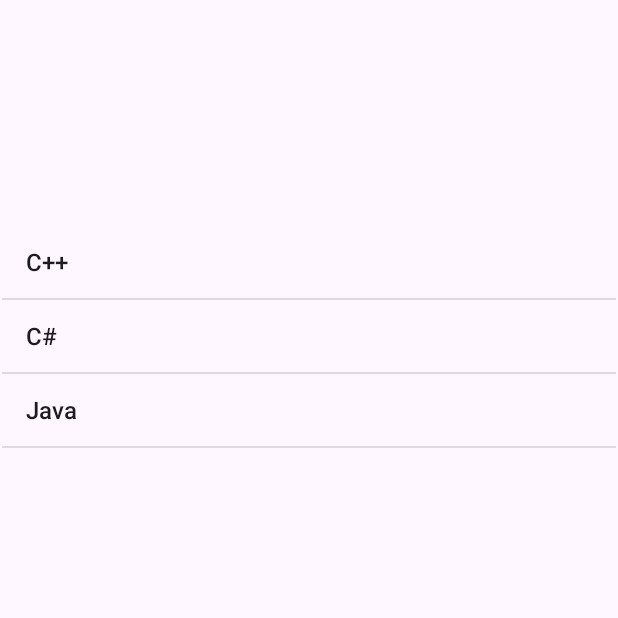
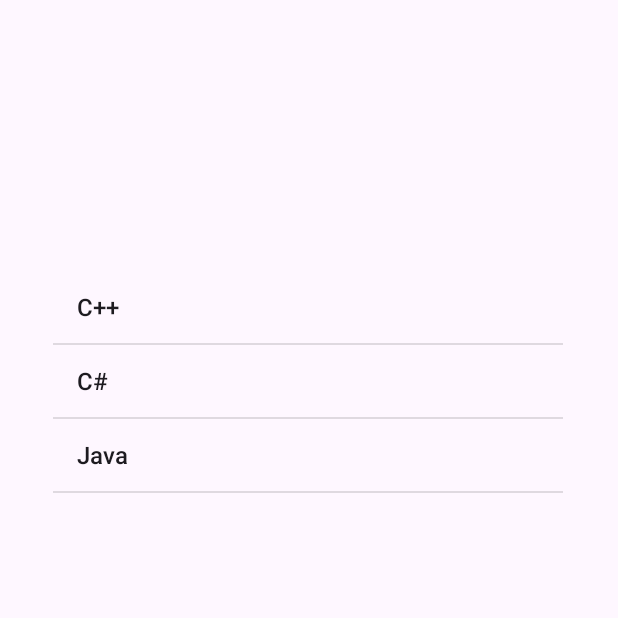
Before and after one commit to KhanhLinh2803/64131172_AndroidProgramming, an Android app: the screen it shows after launch (MainActivity), on a phone screen of 412 x 824 dp, the top half of it. Run offline under Robolectric (Android 15) with nearby library versions, the phone set to English and light mode, and no system bars.

Commit message:
chạy lần 2: thành công

```diff
--- a/Ex_ListView/app/src/main/res/layout/activity_main.xml
+++ b/Ex_ListView/app/src/main/res/layout/activity_main.xml
@@ -9,17 +9,13 @@
 
     <ListView
         android:id="@+id/lvNNLT"
-        android:layout_width="409dp"
-        android:layout_height="354dp"
-        android:layout_marginStart="1dp"
-        android:layout_marginTop="58dp"
-        android:layout_marginEnd="1dp"
-        android:layout_marginBottom="319dp"
+        android:layout_width="340dp"
+        android:layout_height="193dp"
         app:layout_constraintBottom_toBottomOf="parent"
         app:layout_constraintEnd_toEndOf="parent"
-        app:layout_constraintHorizontal_bias="0.0"
+        app:layout_constraintHorizontal_bias="0.492"
         app:layout_constraintStart_toStartOf="parent"
         app:layout_constraintTop_toTopOf="parent"
-        app:layout_constraintVertical_bias="1.0" />
+        app:layout_constraintVertical_bias="0.286" />
 
 </androidx.constraintlayout.widget.ConstraintLayout>
```
